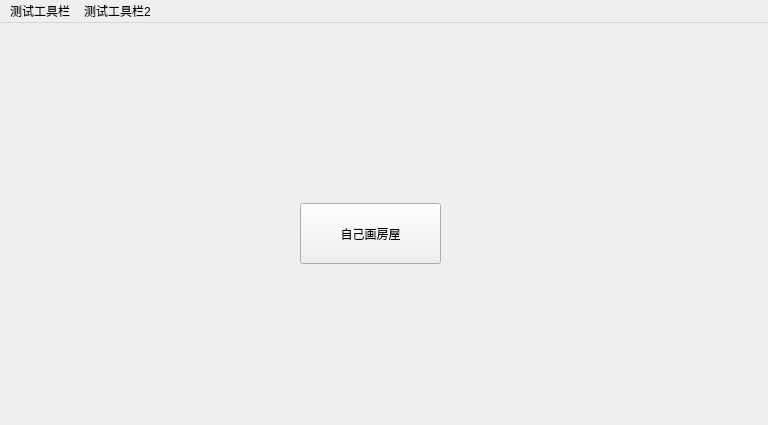
kentzhang-geek/kaola_engine, file src/Qt_tests/mainwindow.ui: the form before one commit.
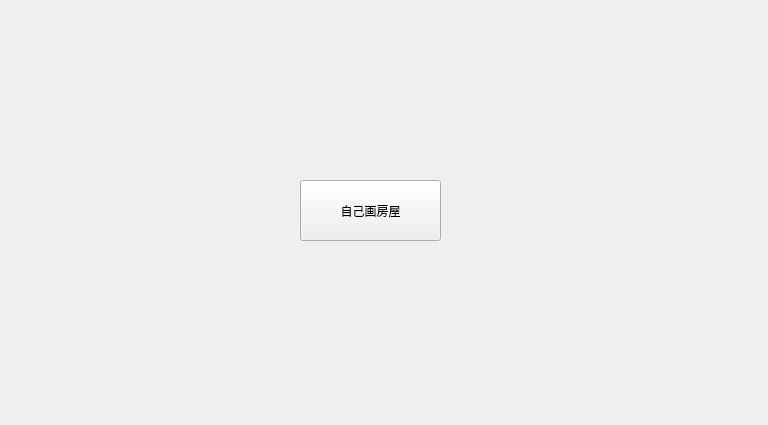
The form after the commit.

```diff
--- a/src/Qt_tests/mainwindow.ui
+++ b/src/Qt_tests/mainwindow.ui
@@ -34,42 +34,6 @@
     </property>
    </widget>
   </widget>
-  <widget class="QMenuBar" name="menuBar">
-   <property name="geometry">
-    <rect>
-     <x>0</x>
-     <y>0</y>
-     <width>768</width>
-     <height>23</height>
-    </rect>
-   </property>
-   <widget class="QMenu" name="menu">
-    <property name="title">
-     <string>测试工具栏</string>
-    </property>
-    <addaction name="action_1"/>
-    <addaction name="separator"/>
-    <addaction name="action_3"/>
-    <addaction name="separator"/>
-    <addaction name="action_5"/>
-   </widget>
-   <widget class="QMenu" name="menu_2">
-    <property name="title">
-     <string>测试工具栏2</string>
-    </property>
-    <widget class="QMenu" name="menu_2_2">
-     <property name="title">
-      <string>测试工具栏2-2</string>
-     </property>
-     <addaction name="action_2_2_1"/>
-    </widget>
-    <addaction name="action_2_1"/>
-    <addaction name="separator"/>
-    <addaction name="menu_2_2"/>
-   </widget>
-   <addaction name="menu"/>
-   <addaction name="menu_2"/>
-  </widget>
   <action name="action_1">
    <property name="text">
     <string>测试工具栏1</string>
```
